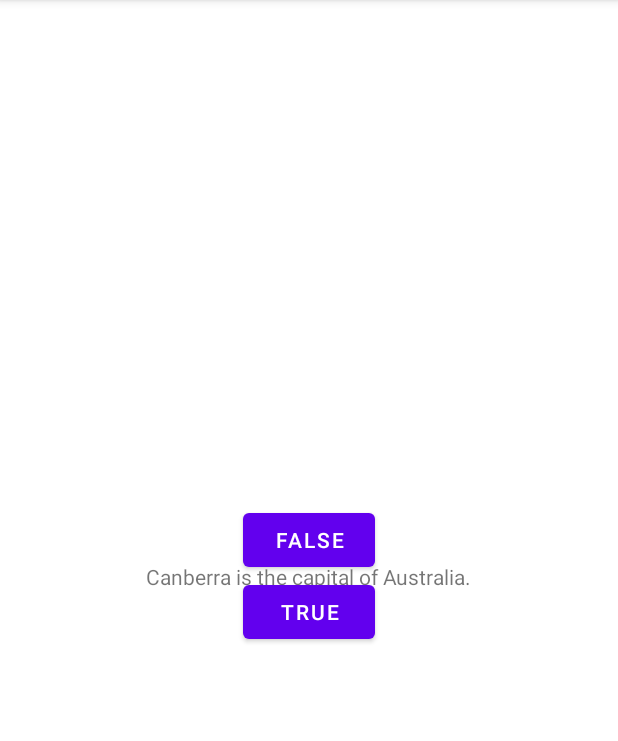
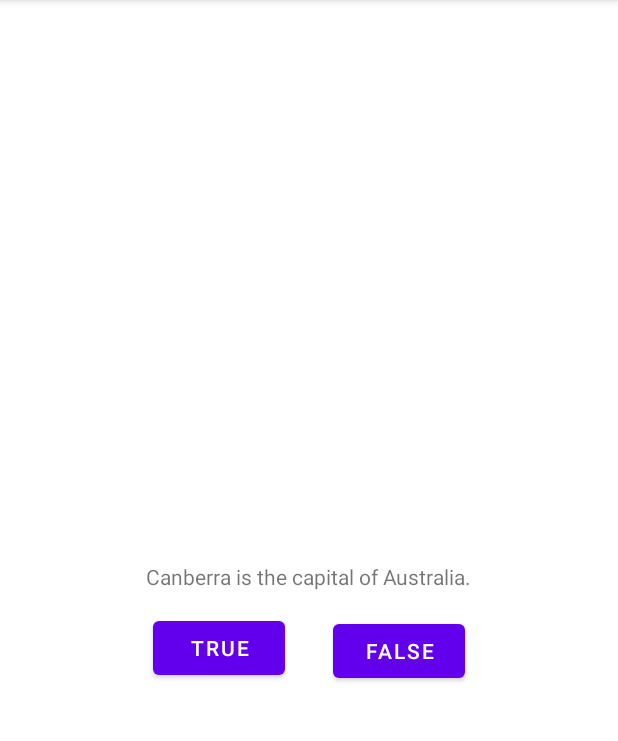
Before and after one commit to Mihachil/Mihachil, an Android app: the screen it shows after launch (MainActivity), on a phone screen of 412 x 824 dp, the part 84-825 px from its top. Run offline under Robolectric (Android 15) with nearby library versions, the phone set to English and light mode, and no system bars.

Commit message:
1.1_Zadanie

```diff
--- a/app/src/main/res/layout/activity_main.xml
+++ b/app/src/main/res/layout/activity_main.xml
@@ -26,6 +26,8 @@
             android:id="@+id/true_butthon"
             android:layout_width="wrap_content"
             android:layout_height="wrap_content"
+            android:layout_marginLeft="60dp"
+            android:layout_marginTop="100dp"
             android:text="@string/false_buthon"
             android:visibility="visible"
             tools:visibility="visible" />
@@ -34,6 +36,10 @@
             android:id="@+id/false_butthon"
             android:layout_width="wrap_content"
             android:layout_height="wrap_content"
+            android:layout_marginLeft="-60dp"
+            android:layout_marginTop="-50dp"
+
+
             android:text="@string/true_buthon" />
 
     </LinearLayout>
```
